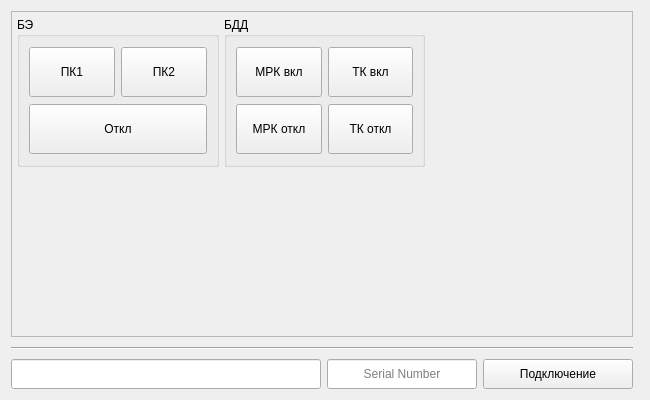
First picture: the form in oai_kpa_mku_widget_qt.ui, repository Snbnv/OAI_KPA_MKU, before the edit.
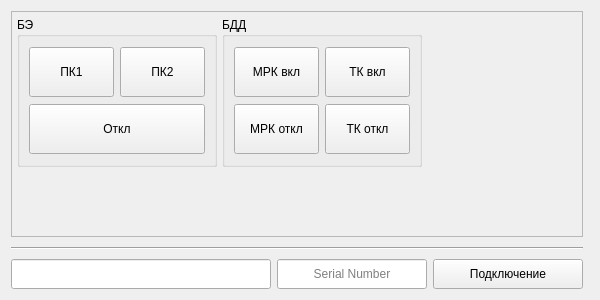
Second picture: the form after the edit.

Commit message: commit 11 (начальная версия гуи)

The edit to the form file:
```diff
--- a/oai_kpa_mku_widget_qt.ui
+++ b/oai_kpa_mku_widget_qt.ui
@@ -6,8 +6,8 @@
    <rect>
     <x>0</x>
     <y>0</y>
-    <width>650</width>
-    <height>400</height>
+    <width>600</width>
+    <height>300</height>
    </rect>
   </property>
   <property name="windowTitle">
@@ -141,26 +141,134 @@
         <property name="orientation">
          <enum>Qt::Vertical</enum>
         </property>
+        <property name="sizeType">
+         <enum>QSizePolicy::MinimumExpanding</enum>
+        </property>
         <property name="sizeHint" stdset="0">
          <size>
           <width>20</width>
-          <height>40</height>
+          <height>5</height>
          </size>
         </property>
        </spacer>
       </item>
-      <item row="0" column="3">
-       <spacer name="horizontalSpacer_2">
-        <property name="orientation">
-         <enum>Qt::Horizontal</enum>
+      <item row="0" column="2">
+       <widget class="QGroupBox" name="GroupBox_BDD">
+        <property name="sizePolicy">
+         <sizepolicy hsizetype="Expanding" vsizetype="Expanding">
+          <horstretch>0</horstretch>
+          <verstretch>0</verstretch>
+         </sizepolicy>
         </property>
-        <property name="sizeHint" stdset="0">
+        <property name="minimumSize">
          <size>
-          <width>40</width>
-          <height>20</height>
+          <width>200</width>
+          <height>150</height>
          </size>
         </property>
-       </spacer>
+        <property name="maximumSize">
+         <size>
+          <width>400</width>
+          <height>200</height>
+         </size>
+        </property>
+        <property name="sizeIncrement">
+         <size>
+          <width>150</width>
+          <height>100</height>
+         </size>
+        </property>
+        <property name="baseSize">
+         <size>
+          <width>250</width>
+          <height>100</height>
+         </size>
+        </property>
+        <property name="toolTip">
+         <string>&lt;html&gt;&lt;head/&gt;&lt;body&gt;&lt;p&gt;Команды управления БДД&lt;/p&gt;&lt;/body&gt;&lt;/html&gt;</string>
+        </property>
+        <property name="title">
+         <string>БДД</string>
+        </property>
+        <layout class="QGridLayout" name="gridLayout_4">
+         <item row="0" column="0">
+          <widget class="QPushButton" name="pushButton_MRK_On">
+           <property name="minimumSize">
+            <size>
+             <width>40</width>
+             <height>20</height>
+            </size>
+           </property>
+           <property name="maximumSize">
+            <size>
+             <width>16777215</width>
+             <height>50</height>
+            </size>
+           </property>
+           <property name="text">
+            <string>МРК вкл</string>
+           </property>
+          </widget>
+         </item>
+         <item row="0" column="1">
+          <widget class="QPushButton" name="pushButton_TK_On">
+           <property name="minimumSize">
+            <size>
+             <width>40</width>
+             <height>20</height>
+            </size>
+           </property>
+           <property name="maximumSize">
+            <size>
+             <width>16777215</width>
+             <height>50</height>
+            </size>
+           </property>
+           <property name="text">
+            <string>ТК вкл</string>
+           </property>
+          </widget>
+         </item>
+         <item row="1" column="0">
+          <widget class="QPushButton" name="pushButton_MRK_Off">
+           <property name="minimumSize">
+            <size>
+             <width>40</width>
+             <height>20</height>
+            </size>
+           </property>
+           <property name="maximumSize">
+            <size>
+             <width>16777215</width>
+             <height>50</height>
+            </size>
+           </property>
+           <property name="text">
+            <string>МРК откл</string>
+           </property>
+          </widget>
+         </item>
+         <item row="1" column="1">
+          <widget class="QPushButton" name="pushButton_TK_Off">
+           <property name="minimumSize">
+            <size>
+             <width>40</width>
+             <height>20</height>
+            </size>
+           </property>
+           <property name="maximumSize">
+            <size>
+             <width>16777215</width>
+             <height>50</height>
+            </size>
+           </property>
+           <property name="text">
+            <string>ТК откл</string>
+           </property>
+          </widget>
+         </item>
+        </layout>
+       </widget>
       </item>
       <item row="0" column="0">
        <widget class="QGroupBox" name="GroupBox_BE">
@@ -168,7 +276,7 @@
          <bool>true</bool>
         </property>
         <property name="sizePolicy">
-         <sizepolicy hsizetype="MinimumExpanding" vsizetype="Preferred">
+         <sizepolicy hsizetype="Expanding" vsizetype="Expanding">
           <horstretch>0</horstretch>
           <verstretch>0</verstretch>
          </sizepolicy>
@@ -291,123 +399,21 @@
         </layout>
        </widget>
       </item>
-      <item row="0" column="1">
-       <widget class="QGroupBox" name="GroupBox_BDD">
-        <property name="sizePolicy">
-         <sizepolicy hsizetype="MinimumExpanding" vsizetype="Preferred">
-          <horstretch>0</horstretch>
-          <verstretch>0</verstretch>
-         </sizepolicy>
+      <item row="0" column="3">
+       <spacer name="horizontalSpacer_2">
+        <property name="orientation">
+         <enum>Qt::Horizontal</enum>
         </property>
-        <property name="minimumSize">
-         <size>
-          <width>200</width>
-          <height>150</height>
-         </size>
+        <property name="sizeType">
+         <enum>QSizePolicy::MinimumExpanding</enum>
         </property>
-        <property name="maximumSize">
+        <property name="sizeHint" stdset="0">
          <size>
-          <width>400</width>
-          <height>200</height>
+          <width>5</width>
+          <height>20</height>
          </size>
         </property>
-        <property name="sizeIncrement">
-         <size>
-          <width>150</width>
-          <height>100</height>
-         </size>
-        </property>
-        <property name="baseSize">
-         <size>
-          <width>200</width>
-          <height>100</height>
-         </size>
-        </property>
-        <property name="toolTip">
-         <string>&lt;html&gt;&lt;head/&gt;&lt;body&gt;&lt;p&gt;Команды управления БДД&lt;/p&gt;&lt;/body&gt;&lt;/html&gt;</string>
-        </property>
-        <property name="title">
-         <string>БДД</string>
-        </property>
-        <layout class="QGridLayout" name="gridLayout_4">
-         <item row="0" column="0">
-          <widget class="QPushButton" name="pushButton_MRK_On">
-           <property name="minimumSize">
-            <size>
-             <width>40</width>
-             <height>20</height>
-            </size>
-           </property>
-           <property name="maximumSize">
-            <size>
-             <width>16777215</width>
-             <height>50</height>
-            </size>
-           </property>
-           <property name="text">
-            <string>МРК вкл</string>
-           </property>
-          </widget>
-         </item>
-         <item row="0" column="1">
-          <widget class="QPushButton" name="pushButton_TK_On">
-           <property name="minimumSize">
-            <size>
-             <width>40</width>
-             <height>20</height>
-            </size>
-           </property>
-           <property name="maximumSize">
-            <size>
-             <width>16777215</width>
-             <height>50</height>
-            </size>
-           </property>
-           <property name="text">
-            <string>ТК вкл</string>
-           </property>
-          </widget>
-         </item>
-         <item row="1" column="0">
-          <widget class="QPushButton" name="pushButton_MRK_Off">
-           <property name="minimumSize">
-            <size>
-             <width>40</width>
-             <height>20</height>
-            </size>
-           </property>
-           <property name="maximumSize">
-            <size>
-             <width>16777215</width>
-             <height>50</height>
-            </size>
-           </property>
-           <property name="text">
-            <string>МРК откл</string>
-           </property>
-          </widget>
-         </item>
-         <item row="1" column="1">
-          <widget class="QPushButton" name="pushButton_TK_Off">
-           <property name="minimumSize">
-            <size>
-             <width>40</width>
-             <height>20</height>
-            </size>
-           </property>
-           <property name="maximumSize">
-            <size>
-             <width>16777215</width>
-             <height>50</height>
-            </size>
-           </property>
-           <property name="text">
-            <string>ТК откл</string>
-           </property>
-          </widget>
-         </item>
-        </layout>
-       </widget>
+       </spacer>
       </item>
      </layout>
     </widget>
```
Left out of the diff: 2 changed lines with no effect on the pictures. The commit also changes 1 other file.
